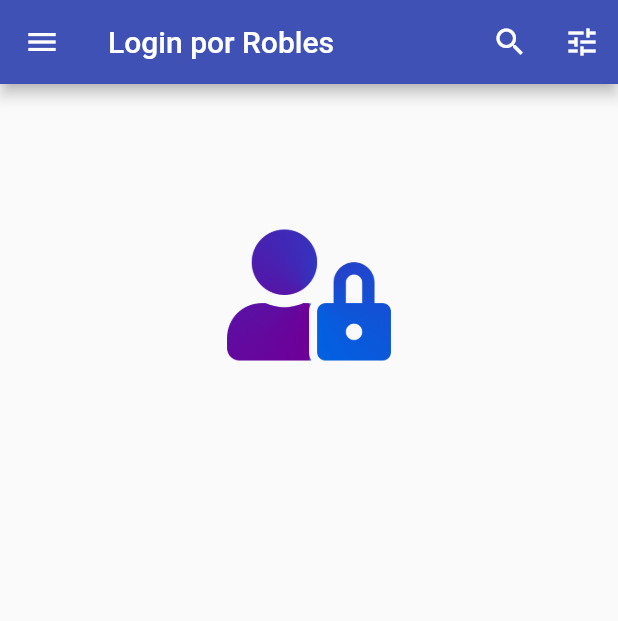
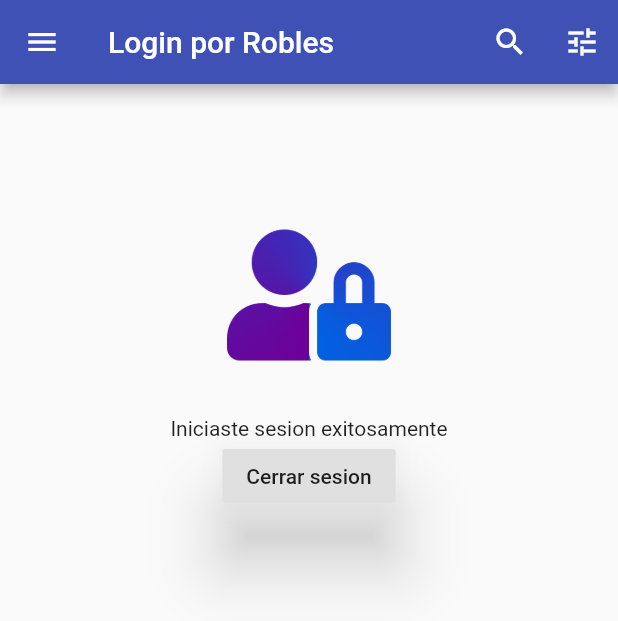
Before and after one commit to AlanRoblesS/IOSUIII_Act8, a Flutter app: the screen it shows after launch, after a tap on "Continuar", on a phone screen of 412 x 824 dp. Shown: the top 621 px of the screen. Run offline on Flutter 3.47's test engine with Material 2 defaults, Android fonts, the phone set to English and light mode, and no system bars.

```diff
--- a/lib/main.dart
+++ b/lib/main.dart
@@ -127,6 +127,23 @@ class _PantallaIngresoState extends State<PantallaIngreso> {
                   ) //Fin de padding
                 ] //Fin de widget[]
               ) //Fin de columna
+            else
+              Center(
+                child: Column(
+                  children: <Widget>[
+                    Text('Iniciaste sesion exitosamente'),
+                    RaisedButton(
+                      elevation: 20.0,
+                      child: Text('Cerrar sesion'),
+                      onPressed: () {
+                        setState(() {
+                          isLogin = false;
+                        });
+                      },
+                    )
+                  ], //Fin de widget[]
+                ), //Fin de columna
+              ) //Fin de center
           ] //Fin de widget[]
         ) //Fin de listview
       ), //Fin de area segura
```
Also changed, not shown: 1 other file.
